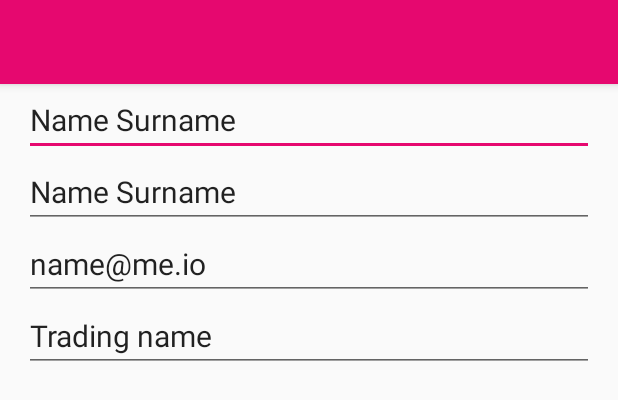
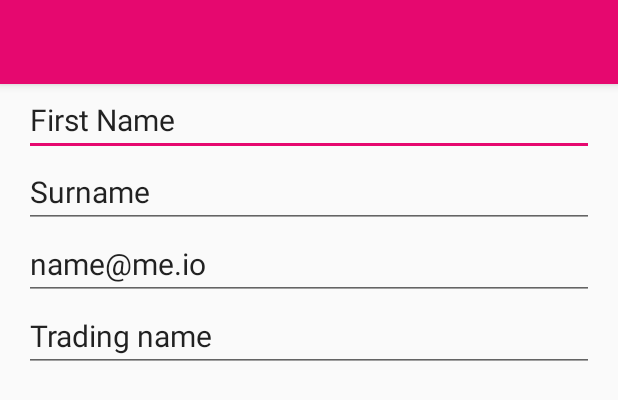
Before and after one commit to EGecius/RealmSync_Demo, an Android app: the layout activity_profile.xml on its own in the app's theme, with its tools: preview values and no code run, on a phone screen of 412 x 824 dp. Shown: the top 400 px of the screen. Run offline under Robolectric (Android 15) with nearby library versions, the phone set to English and light mode, and no system bars.

Commit message:
update activity_profile.xml

```diff
--- a/app/src/main/res/layout/activity_profile.xml
+++ b/app/src/main/res/layout/activity_profile.xml
@@ -32,12 +32,12 @@
         <EditText
             android:id="@+id/first_name"
             style="@style/ProfileItem"
-            tools:text="Name Surname" />
+            tools:text="First Name" />
 
         <EditText
             android:id="@+id/surname"
             style="@style/ProfileItem"
-            tools:text="Name Surname" />
+            tools:text="Surname" />
 
         <EditText
             android:id="@+id/email"
```
